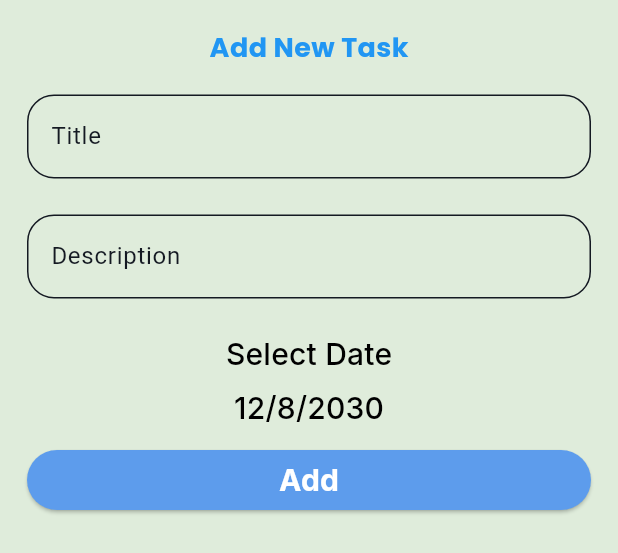
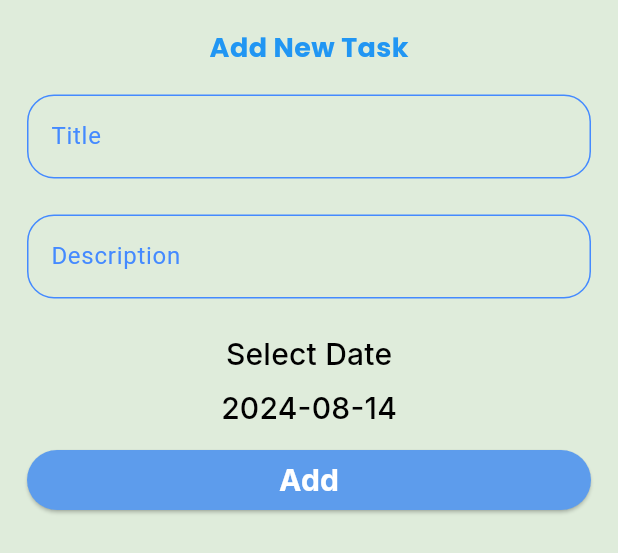
Before and after one commit to ahmedfyala/todo-app, a Flutter app: the AddTaskBottomSheet widget shown alone on an empty page, opened directly, after a tap on "Add", on a phone screen of 412 x 824 dp. Shown: the top 553 px of the screen. Run offline on Flutter 3.47's test engine with Material 3 defaults, Android fonts, the phone set to English and light mode, and no system bars; our stand-ins replace calendar_timeline, cloud_firestore, firebase_core, google_fonts; accounts and stored records are empty.

Commit message:
implement addTask function

```diff
--- a/lib/theme/app_theme.dart
+++ b/lib/theme/app_theme.dart
@@ -7,6 +7,20 @@ ThemeData lightTheme() => ThemeData(
         titleLarge: AppStyles.lightPoppins70018,
         bodyMedium: AppStyles.lightRoboto40012,
         titleMedium: AppStyles.lightInter40020,
+      ),
+
+      // colorScheme
+      // Light colorScheme to background of container
+      colorScheme: const ColorScheme(
+        brightness: Brightness.light,
+        primary: AppColors.primaryLightColor,
+        secondary: AppColors.secondaryLightColor,
+        onPrimary: AppColors.textLightColor,
+        onSecondary: Colors.white,
+        surface: Colors.transparent,
+        onSurface: Colors.blueAccent,
+        error: AppColors.secondaryLightColor,
+        onError: AppColors.secondaryLightColor,
       ),
 
       // AppBar
@@ -36,20 +50,6 @@ ThemeData lightTheme() => ThemeData(
       bottomSheetTheme: const BottomSheetThemeData(
         backgroundColor: AppColors.secondaryDarkColor,
       ),
-
-      // colorScheme
-      // Light colorScheme to background of container
-      colorScheme: const ColorScheme(
-        brightness: Brightness.light,
-        primary: AppColors.primaryLightColor,
-        secondary: AppColors.secondaryLightColor,
-        onPrimary: AppColors.textLightColor,
-        onSecondary: Colors.white,
-        surface: Colors.transparent,
-        error: AppColors.secondaryLightColor,
-        onError: AppColors.secondaryLightColor,
-        onSurface: AppColors.secondaryLightColor,
-      ),
     );
 ThemeData darkTheme() => ThemeData(
       // textTheme
@@ -57,6 +57,20 @@ ThemeData darkTheme() => ThemeData(
         titleLarge: AppStyles.darkPoppins70018,
         bodyMedium: AppStyles.darkRoboto40012,
         titleMedium: AppStyles.darkInter40020,
+      ),
+
+      // colorScheme
+      // colorScheme to background of container
+      colorScheme: const ColorScheme(
+        brightness: Brightness.dark,
+        primary: AppColors.primaryDarkColor,
+        secondary: AppColors.secondaryDarkColor,
+        onPrimary: AppColors.textDarkColor,
+        onSecondary: Color.fromARGB(255, 30, 37, 49),
+        surface: Colors.transparent,
+        onSurface: Colors.white,
+        error: AppColors.secondaryDarkColor,
+        onError: AppColors.secondaryDarkColor,
       ),
 
       // AppBar
@@ -86,18 +100,4 @@ ThemeData darkTheme() => ThemeData(
       bottomSheetTheme: const BottomSheetThemeData(
         backgroundColor: AppColors.secondaryLightColor,
       ),
-
-      // colorScheme
-      // colorScheme to background of container
-      colorScheme: const ColorScheme(
-        brightness: Brightness.dark,
-        primary: AppColors.primaryDarkColor,
-        secondary: AppColors.secondaryDarkColor,
-        onPrimary: AppColors.textDarkColor,
-        onSecondary: Color.fromARGB(255, 30, 37, 49),
-        surface: Colors.transparent,
-        error: AppColors.secondaryDarkColor,
-        onError: AppColors.secondaryDarkColor,
-        onSurface: AppColors.secondaryDarkColor,
-      ),
     );
--- a/lib/widgets/add_task_bottom_sheet.dart
+++ b/lib/widgets/add_task_bottom_sheet.dart
@@ -1,9 +1,22 @@
 import 'package:flutter/material.dart';
+import 'package:todo/firebase/firebase_functions.dart';
+import 'package:todo/model/task_model.dart';
 
-class AddTaskBottomSheet extends StatelessWidget {
-  const AddTaskBottomSheet({
+class AddTaskBottomSheet extends StatefulWidget {
+  AddTaskBottomSheet({
     super.key,
   });
+
+  @override
+  State<AddTaskBottomSheet> createState() => _AddTaskBottomSheetState();
+}
+
+class _AddTaskBottomSheetState extends State<AddTaskBottomSheet> {
+  TextEditingController titleTextFiled = TextEditingController();
+
+  TextEditingController descTextFiled = TextEditingController();
+
+  DateTime selectedDate = DateTime.now();
 
   @override
   Widget build(BuildContext context) {
@@ -24,7 +37,7 @@ class AddTaskBottomSheet extends StatelessWidget {
               height: 18,
             ),
             TextField(
-              // controller: ,
+              controller: titleTextFiled,
               decoration: InputDecoration(
                 labelText: "Title",
                 // labelStyle: Theme.of(context).textTheme.titleMedium,
@@ -40,7 +53,7 @@ class AddTaskBottomSheet extends StatelessWidget {
               height: 24,
             ),
             TextField(
-              // controller: ,
+              controller: descTextFiled,
               decoration: InputDecoration(
                 labelText: "Description",
                 // labelStyle: Theme.of(context).textTheme.titleMedium,
@@ -65,12 +78,17 @@ class AddTaskBottomSheet extends StatelessWidget {
             const SizedBox(
               height: 12,
             ),
-            Text(
-              "12/8/2030",
-              style: Theme.of(context)
-                  .textTheme
-                  .titleMedium
-                  ?.copyWith(fontWeight: FontWeight.w500),
+            InkWell(
+              onTap: () {
+                chooseDay();
+              },
+              child: Text(
+                selectedDate.toString().substring(0, 10),
+                style: Theme.of(context)
+                    .textTheme
+                    .titleMedium
+                    ?.copyWith(fontWeight: FontWeight.w500),
+              ),
             ),
             const SizedBox(
               height: 12,
@@ -81,7 +99,13 @@ class AddTaskBottomSheet extends StatelessWidget {
                 style: ElevatedButton.styleFrom(
                   backgroundColor: Theme.of(context).colorScheme.primary,
                 ),
-                onPressed: () {},
+                onPressed: () {
+                  TaskModel taskModel = TaskModel(
+                      title: titleTextFiled.text,
+                      desc: descTextFiled.text,
+                      date: selectedDate.millisecondsSinceEpoch);
+                  FirebaseFunctions.addTask(taskModel);
+                },
                 child: Text(
                   "Add",
                   style: Theme.of(context).textTheme.titleMedium?.copyWith(
@@ -96,4 +120,18 @@ class AddTaskBottomSheet extends StatelessWidget {
       ),
     );
   }
+
+  void chooseDay() async {
+    DateTime? chosenDate = await showDatePicker(
+      context: context,
+      initialDate: selectedDate,
+      firstDate: DateTime.now(),
+      lastDate: DateTime.now().add(const Duration(days: 365)),
+    );
+
+    if (chosenDate != null) {
+      selectedDate = chosenDate;
+      setState(() {});
+    }
+  }
 }
```
Also changed, not shown: 1 other file.
